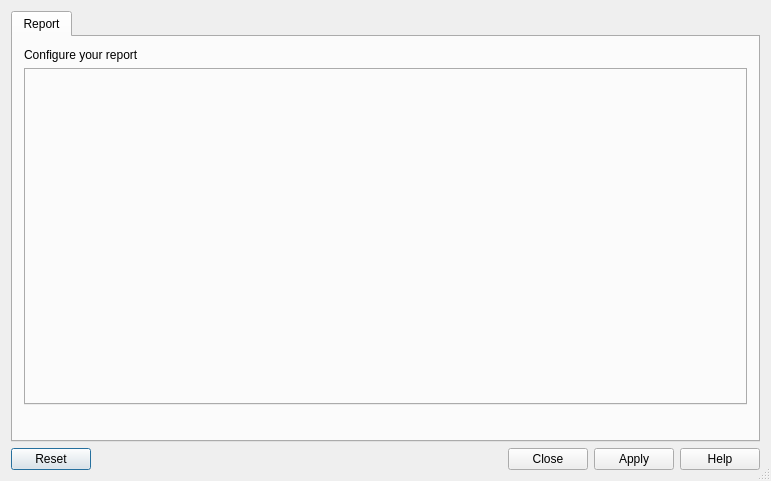
Qt form kmymoney/plugins/views/reports/kreportconfigurationfilterdlg.ui (KDE/kmymoney) before a commit.
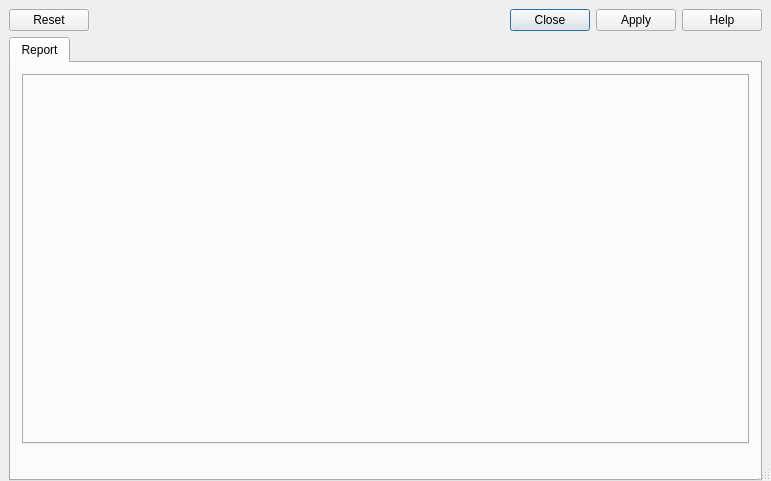
The same form after that commit.

Commit message:
In report configuration widget move button box to the top
CCBUG:518850

```diff
--- a/kmymoney/plugins/views/reports/kreportconfigurationfilterdlg.ui
+++ b/kmymoney/plugins/views/reports/kreportconfigurationfilterdlg.ui
@@ -17,6 +17,28 @@
    <bool>true</bool>
   </property>
   <layout class="QVBoxLayout" name="verticalLayout">
+   <property name="spacing">
+    <number>6</number>
+   </property>
+   <property name="leftMargin">
+    <number>9</number>
+   </property>
+   <property name="topMargin">
+    <number>9</number>
+   </property>
+   <property name="rightMargin">
+    <number>9</number>
+   </property>
+   <property name="bottomMargin">
+    <number>0</number>
+   </property>
+   <item>
+    <widget class="QDialogButtonBox" name="buttonBox">
+     <property name="standardButtons">
+      <set>QDialogButtonBox::Apply|QDialogButtonBox::Close|QDialogButtonBox::Help|QDialogButtonBox::Reset</set>
+     </property>
+    </widget>
+   </item>
    <item>
     <widget class="QTabWidget" name="m_tabWidget">
      <property name="currentIndex">
@@ -27,16 +49,6 @@
        <string>Report</string>
       </attribute>
       <layout class="QVBoxLayout">
-       <item>
-        <widget class="QLabel" name="TextLabel1">
-         <property name="text">
-          <string>Configure your report</string>
-         </property>
-         <property name="wordWrap">
-          <bool>false</bool>
-         </property>
-        </widget>
-       </item>
        <item>
         <widget class="QTabWidget" name="m_criteriaTab">
          <property name="sizePolicy">
@@ -70,13 +82,6 @@
      </widget>
     </widget>
    </item>
-   <item>
-    <widget class="QDialogButtonBox" name="buttonBox">
-     <property name="standardButtons">
-      <set>QDialogButtonBox::Apply|QDialogButtonBox::Close|QDialogButtonBox::Help|QDialogButtonBox::Reset</set>
-     </property>
-    </widget>
-   </item>
   </layout>
  </widget>
  <layoutdefault spacing="6" margin="11"/>
```
